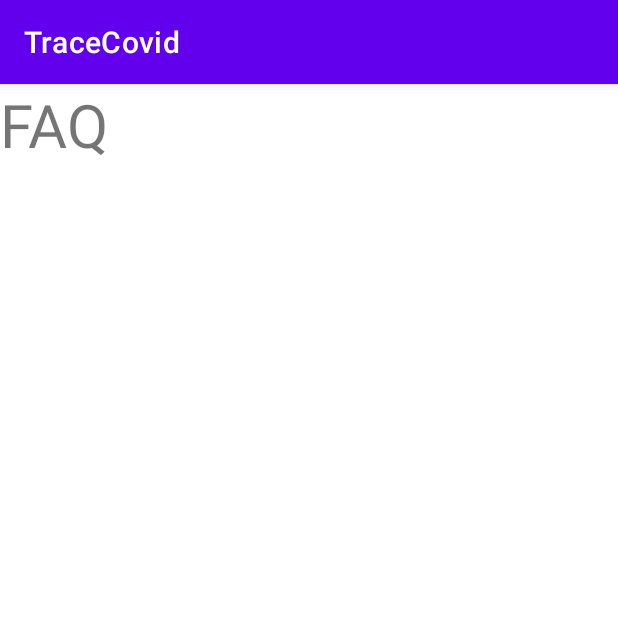
After one commit to ChanZH0525/TraceCovid, an Android app: the FAQ screen opened directly, with no data from a screen before it, on a phone screen of 412 x 824 dp, the top half of it. The commit adds this screen. Run offline under Robolectric (Android 15) with nearby library versions, the phone set to English and light mode, and no system bars.

Commit message:
added activity and fragment pages

```diff
--- a/TraceCovid/app/build.gradle
+++ b/TraceCovid/app/build.gradle
@@ -37,6 +37,7 @@ dependencies {
     implementation 'androidx.appcompat:appcompat:1.4.1'
     implementation 'com.google.android.material:material:1.5.0'
     implementation 'androidx.constraintlayout:constraintlayout:2.1.3'
+    implementation 'androidx.legacy:legacy-support-v4:1.0.0'
     testImplementation 'junit:junit:4.13.2'
     androidTestImplementation 'androidx.test.ext:junit:1.1.3'
     androidTestImplementation 'androidx.test.espresso:espresso-core:3.4.0'
--- /dev/null
+++ b/TraceCovid/app/src/main/java/com/example/tracecovid/FAQ.kt
@@ -0,0 +1,11 @@
+package com.example.tracecovid
+
+import androidx.appcompat.app.AppCompatActivity
+import android.os.Bundle
+
+class FAQ : AppCompatActivity() {
+    override fun onCreate(savedInstanceState: Bundle?) {
+        super.onCreate(savedInstanceState)
+        setContentView(R.layout.activity_faq)
+    }
+}
--- /dev/null
+++ b/TraceCovid/app/src/main/res/layout/activity_faq.xml
@@ -0,0 +1,15 @@
+<?xml version="1.0" encoding="utf-8"?>
+<LinearLayout xmlns:android="http://schemas.android.com/apk/res/android"
+    xmlns:app="http://schemas.android.com/apk/res-auto"
+    xmlns:tools="http://schemas.android.com/tools"
+    android:layout_width="match_parent"
+    android:layout_height="match_parent"
+    android:orientation="vertical"
+    tools:context=".FAQ">
+    <TextView
+        android:layout_width="wrap_content"
+        android:layout_height="wrap_content"
+        android:text="FAQ"
+        android:textSize="40dp"/>
+
+</LinearLayout>
--- a/TraceCovid/app/src/main/res/values/strings.xml
+++ b/TraceCovid/app/src/main/res/values/strings.xml
@@ -1,3 +1,5 @@
 <resources>
     <string name="app_name">TraceCovid</string>
+    <!-- TODO: Remove or change this placeholder text -->
+    <string name="hello_blank_fragment">Hello blank fragment</string>
 </resources>
```
Also changed, not shown: TraceCovid/app/src/main/AndroidManifest.xml (+13 -0 lines), TraceCovid/app/src/main/java/com/example/tracecovid/checkinhistory.kt (added, +11 -0 lines), TraceCovid/app/src/main/java/com/example/tracecovid/riskAssessment.kt (added, +11 -0 lines), TraceCovid/app/src/main/java/com/example/tracecovid/selfreport.kt (added, +11 -0 lines), TraceCovid/app/src/main/res/layout/activity_checkinhistory.xml (added, +15 -0 lines), TraceCovid/app/src/main/res/layout/activity_risk_assessment.xml (added, +16 -0 lines), TraceCovid/app/src/main/res/layout/activity_selfreport.xml (added, +16 -0 lines).
